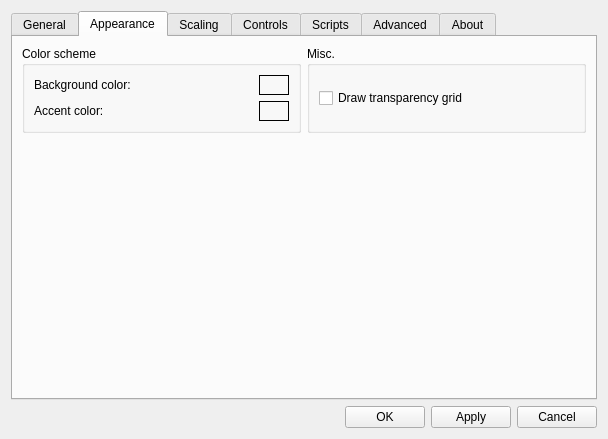
First picture: the form in gui/dialogs/settingsdialog.ui, repository do-i/thumbgrid, before the edit.
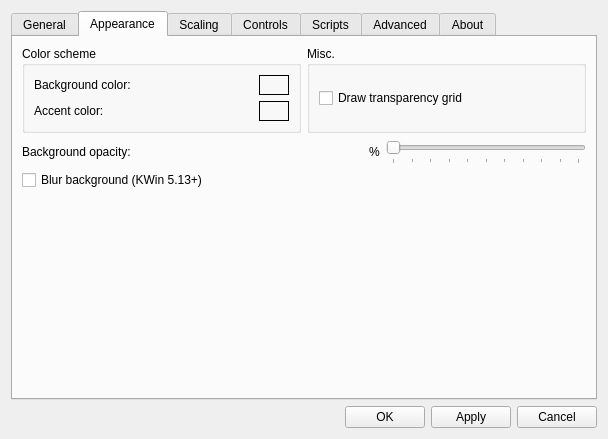
Second picture: the form after the edit. The open tabs and pages were chosen to show the change. Icons and pictures are not drawn. Custom widgets are drawn as their Qt base class.

Commit message: Background transparency & blur (for KDE 5.13)

```diff
--- a/gui/dialogs/settingsdialog.ui
+++ b/gui/dialogs/settingsdialog.ui
@@ -763,6 +763,75 @@
          </item>
         </layout>
        </item>
+       <item>
+        <layout class="QHBoxLayout" name="horizontalLayout_14">
+         <property name="topMargin">
+          <number>0</number>
+         </property>
+         <item>
+          <widget class="QLabel" name="label_5">
+           <property name="text">
+            <string>Background opacity:</string>
+           </property>
+          </widget>
+         </item>
+         <item>
+          <spacer name="horizontalSpacer_4">
+           <property name="orientation">
+            <enum>Qt::Horizontal</enum>
+           </property>
+           <property name="sizeHint" stdset="0">
+            <size>
+             <width>40</width>
+             <height>20</height>
+            </size>
+           </property>
+          </spacer>
+         </item>
+         <item>
+          <widget class="QLabel" name="bgOpacityPercentLabel">
+           <property name="text">
+            <string>%</string>
+           </property>
+          </widget>
+         </item>
+         <item>
+          <widget class="QSlider" name="bgOpacitySlider">
+           <property name="sizePolicy">
+            <sizepolicy hsizetype="Preferred" vsizetype="Fixed">
+             <horstretch>0</horstretch>
+             <verstretch>0</verstretch>
+            </sizepolicy>
+           </property>
+           <property name="minimumSize">
+            <size>
+             <width>200</width>
+             <height>25</height>
+            </size>
+           </property>
+           <property name="maximum">
+            <number>100</number>
+           </property>
+           <property name="orientation">
+            <enum>Qt::Horizontal</enum>
+           </property>
+           <property name="tickPosition">
+            <enum>QSlider::TicksBelow</enum>
+           </property>
+           <property name="tickInterval">
+            <number>10</number>
+           </property>
+          </widget>
+         </item>
+        </layout>
+       </item>
+       <item>
+        <widget class="QCheckBox" name="blurBackgroundCheckBox">
+         <property name="text">
+          <string>Blur background (KWin 5.13+)</string>
+         </property>
+        </widget>
+       </item>
        <item>
         <spacer name="verticalSpacer_11">
          <property name="orientation">
```
Left out of the diff: 66 changed lines with no effect on the pictures. The commit also changes 13 other files.
